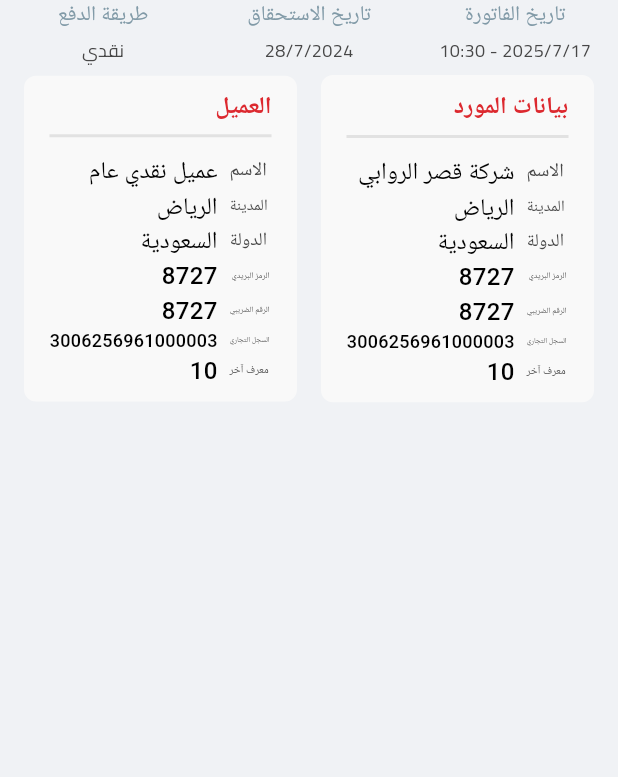
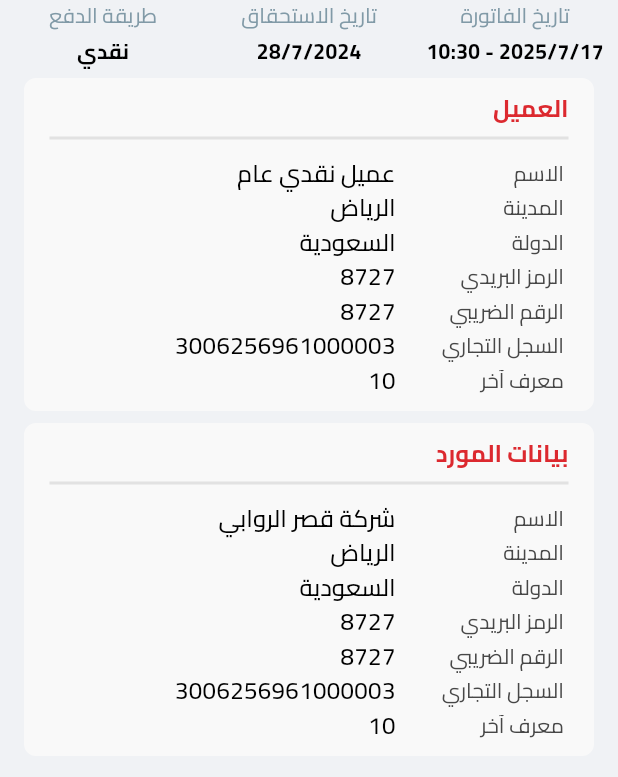
Before and after one commit to 24nse/onxy_ix_pos, a Flutter app: the InfoSection widget shown alone on an empty page, opened directly, on a phone screen of 412 x 824 dp. Shown: the top 777 px of the screen. Run offline on Flutter 3.47's test engine with Material 3 defaults, Android fonts, the phone set to English and light mode, and no system bars; our stand-ins replace bloc, dartz, dio, flutter_bloc, flutter_form_builder, flutter_hooks and 5 more; missing offline and left inert: pluto_grid; accounts and stored records are empty; network calls fail.

Commit message:
modify in SearchCubit and refactor code in InvoiceScreen, HeaderSection, InfoSection and OrderSummarySection

```diff
--- a/lib/features/invoice/presentation/views/widgets/info_section.dart
+++ b/lib/features/invoice/presentation/views/widgets/info_section.dart
@@ -29,13 +29,52 @@
               ],
             ),
             const SizedBox(height: 8),
-            Row(
+            // Responsive layout for customer/seller info
+            (() {
+              final isMobile = MediaQuery.of(context).size.width < 600;
+              if (isMobile) {
+                return Column(
+                  children: [
+                    customInfoContainer(
+                      margin: const EdgeInsets.only(left: 16, right: 16, bottom: 8),
+                      title: 'العميل',
+                      titleColor: const Color(0xFFDC292F),
+                      alignment: CrossAxisAlignment.end,
+                      info: [
+                        {' الاسم': customer.name},
+                        {' المدينة': customer.city},
+                        {' الدولة': customer.country},
+                        {' الرمز البريدي ': customer.postalCode},
+                        {' الرقم الضريبي': customer.vatNumber},
+                        {' السجل التجاري': customer.commercialRegister},
+                        {' معرف آخر': customer.otherId},
+                      ],
+                    ),
+                    customInfoContainer(
+                      margin: const EdgeInsets.only(left: 16, right: 16),
+                      title: 'بيانات المورد',
+                      titleColor: const Color(0xFFDC292F),
+                      alignment: CrossAxisAlignment.end,
+                      info: [
+                        {' الاسم': seller.name},
+                        {' المدينة': seller.city},
+                        {' الدولة': seller.country},
+                        {' الرمز البريدي ': seller.postalCode},
+                        {' الرقم الضريبي': seller.vatNumber},
+                        {' السجل التجاري': seller.commercialRegister},
+                        {' معرف آخر': seller.otherId},
+                      ],
+                    ),
+                  ],
+                );
+              } else {
+                return Row(
                   children: [
                     Expanded(
                       child: customInfoContainer(
                         margin: const EdgeInsets.only(left: 16, right: 8),
                         title: 'العميل',
-                    titleColor: Color(0xFFDC292F),
+                        titleColor: const Color(0xFFDC292F),
                         alignment: CrossAxisAlignment.end,
                         info: [
                           {' الاسم': customer.name},
@@ -52,7 +91,7 @@
                       child: customInfoContainer(
                         margin: const EdgeInsets.only(left: 8, right: 16),
                         title: 'بيانات المورد',
-                    titleColor: Color(0xFFDC292F),
+                        titleColor: const Color(0xFFDC292F),
                         alignment: CrossAxisAlignment.end,
                         info: [
                           {' الاسم': seller.name},
@@ -66,7 +105,9 @@
                       ),
                     ),
                   ],
-            ),
+                );
+              }
+            })(),
             const SizedBox(height: 12),
           ],
         );
@@ -80,15 +121,18 @@
       children: [
         CustomText(
           text: label,
-          style: TextStyle(color: Color(0xFF819AA7), fontSize: 14),
+          style: const TextStyle(color: Color(0xFF819AA7), fontSize: 14,fontFamily: 'Cairo'),
         ),
         const SizedBox(height: 4),
         CustomText(
           text: value,
-          // style: TextStyle(color: Color(0xFF000000), fontSize: 14),
+          style: const TextStyle(color: Color(0xFF000000), fontSize: 14,fontWeight: FontWeight.bold,fontFamily: 'Cairo'),
         ),
       ],
     );
+  }
+
+
 }
   Widget customInfoContainer({
     required String title,
@@ -102,7 +146,7 @@
       decoration: BoxDecoration(
         border: Border.all(color: const Color(0xFFF9F9F9)),
         borderRadius: BorderRadius.circular(8),
-        color: Color(0xFFF9F9F9),
+        color: const Color(0xFFF9F9F9),
       ),
       padding: const EdgeInsets.symmetric(vertical: 8, horizontal: 16),
       child: Column(
@@ -112,11 +156,12 @@
             text: title,
             style: TextStyle(
               fontSize: 16,
+              fontFamily: 'Cairo',
               fontWeight: FontWeight.bold,
               color: titleColor,
             ),
           ),
-          Divider(color: Color(0xFFE2E2E2), thickness: 2),
+          const Divider(color: Color(0xFFE2E2E2), thickness: 2),
           const SizedBox(height: 4),
           ...info.map((item) {
             final key = item.keys.first;
@@ -129,23 +174,24 @@
                   child: Container(
                         alignment: Alignment.centerRight,
                     child: CustomText(
+
                       text: value,
-                      style: TextStyle(
+                      style: const TextStyle(
                         color: Color(0xFF000000),
+                        fontFamily: 'Cairo',
                         fontSize: 16,
                         fontWeight: FontWeight.w500,
                       ),
                     ),
                   ),
                 ),
-                const SizedBox(width:8),
                 Expanded(
-                  flex: 1,
+                  flex: 2,
                   child: Container(
                                 alignment: Alignment.centerRight,
                     child: CustomText(
                       text: key,
-                      style: TextStyle(color: Color(0xFF474747), fontSize: 14),
+                      style: const TextStyle(color: Color(0xFF474747), fontSize: 14, fontFamily: 'Cairo'),
                     ),
                   ),
                 ),
@@ -156,5 +202,3 @@
       ),
     );
   }
-
-}
```
Also changed, not shown: lib/features/home/presentation/view_models/cubits/search_cubit.dart (+22 -22 lines), lib/features/invoice/presentation/views/invoice_screen.dart (+10 -23 lines), lib/features/invoice/presentation/views/widgets/header_section.dart (+14 -14 lines), lib/features/order/presentation/views/order_summary_section.dart (+35 -39 lines). Lines whose indentation alone changed are shown as unchanged.
